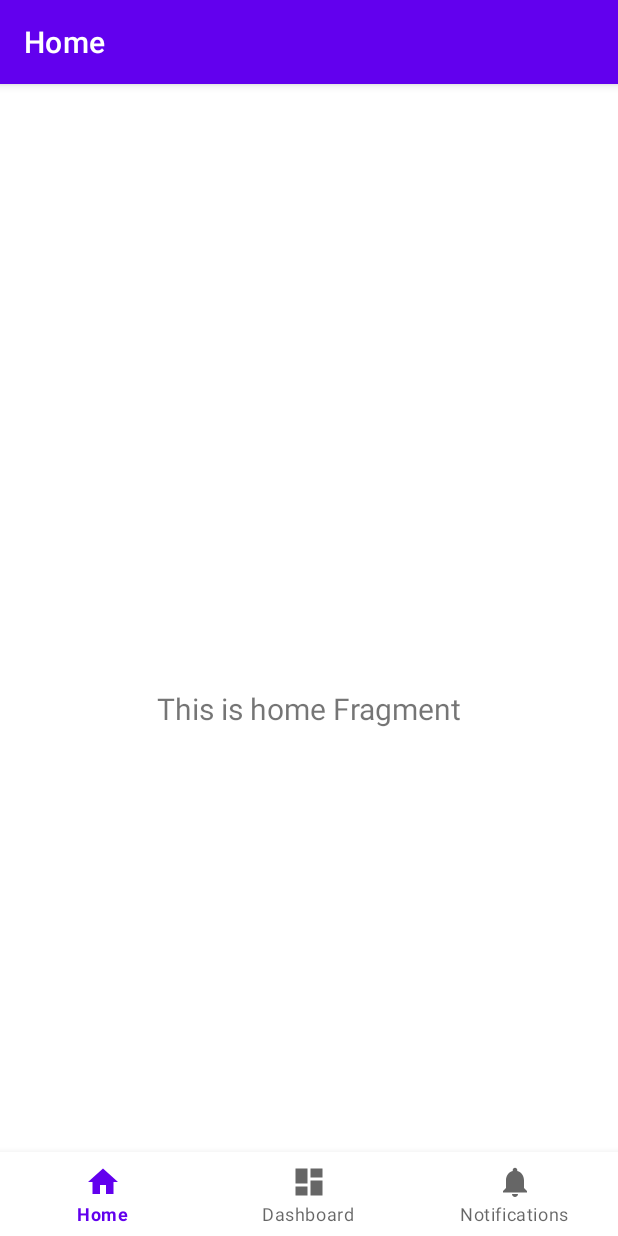
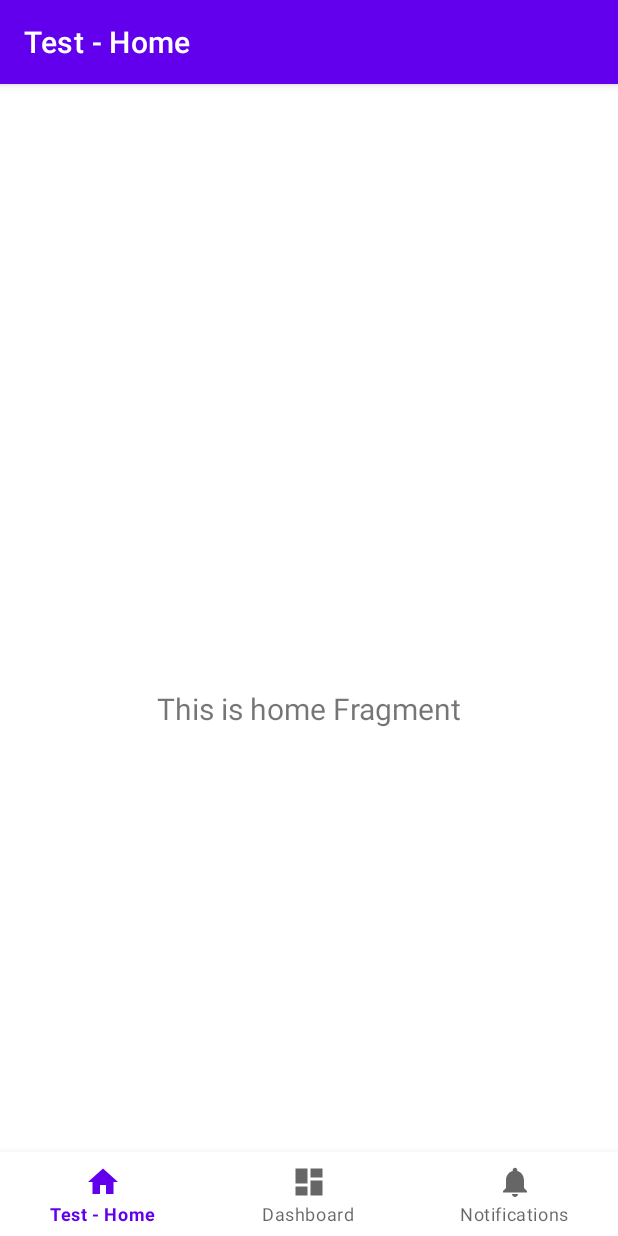
Before and after one commit to kioli/TestGitStream, an Android app: the screen it shows after launch (MainActivity), on a phone screen of 412 x 824 dp. Run offline under Robolectric (Android 15) with nearby library versions, the phone set to English and light mode, and no system bars; our stand-ins replace navigation-ui.

Commit message:
Test commit

```diff
--- a/app/src/main/res/values/strings.xml
+++ b/app/src/main/res/values/strings.xml
@@ -1,6 +1,6 @@
 <resources>
     <string name="app_name">My Application</string>
-    <string name="title_home">Home</string>
+    <string name="title_home">Test - Home</string>
     <string name="title_dashboard">Dashboard</string>
     <string name="title_notifications">Notifications</string>
 </resources>
```
